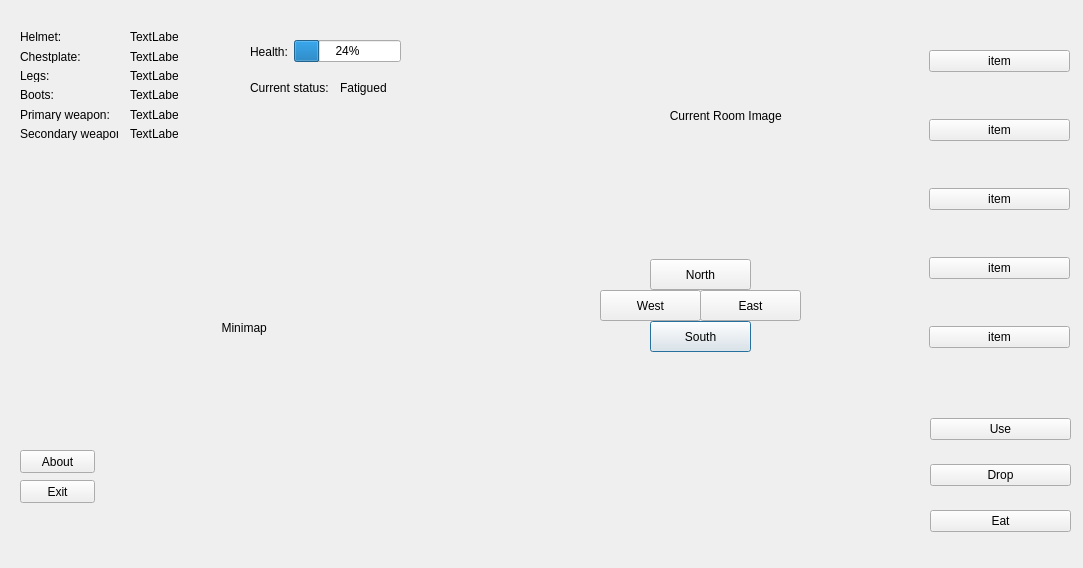
Above: PROJECT_KART/rooms/begin_room.ui from merovigiam/PRJ_KART before the change. Below: the same form after it.
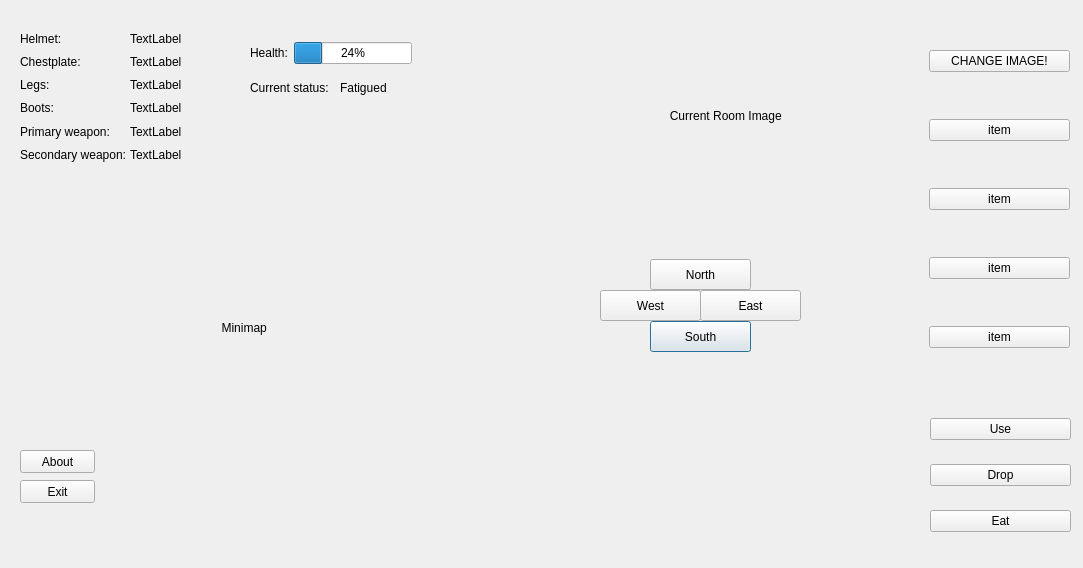
That is the form after the change.

Commit message:
loading images
loading images working. i tried almost everything, but could not figure
out how to open the image files from the project.
IMPORTANT: copy all the images to the directory: C:\prj_kart\rooms
like this: C:\prj_kart\rooms\b.png
the release version could avoid that, but not the debugging version.

What changed in the file:
```diff
--- a/PROJECT_KART/rooms/begin_room.ui
+++ b/PROJECT_KART/rooms/begin_room.ui
@@ -91,7 +91,7 @@
     <item>
      <widget class="QPushButton" name="pushButton_9">
       <property name="text">
-       <string>item</string>
+       <string>CHANGE IMAGE!</string>
       </property>
      </widget>
     </item>
@@ -130,8 +130,8 @@
     <rect>
      <x>130</x>
      <y>30</y>
-     <width>48</width>
-     <height>110</height>
+     <width>55</width>
+     <height>133</height>
     </rect>
    </property>
    <layout class="QVBoxLayout" name="verticalLayout_4">
@@ -243,8 +243,8 @@
     <rect>
      <x>250</x>
      <y>40</y>
-     <width>151</width>
-     <height>23</height>
+     <width>162</width>
+     <height>26</height>
     </rect>
    </property>
    <layout class="QHBoxLayout" name="horizontalLayout">
@@ -269,8 +269,8 @@
     <rect>
      <x>20</x>
      <y>30</y>
-     <width>98</width>
-     <height>110</height>
+     <width>116</width>
+     <height>133</height>
     </rect>
    </property>
    <layout class="QVBoxLayout" name="verticalLayout_3">
```
The commit also changes 8 other files.
